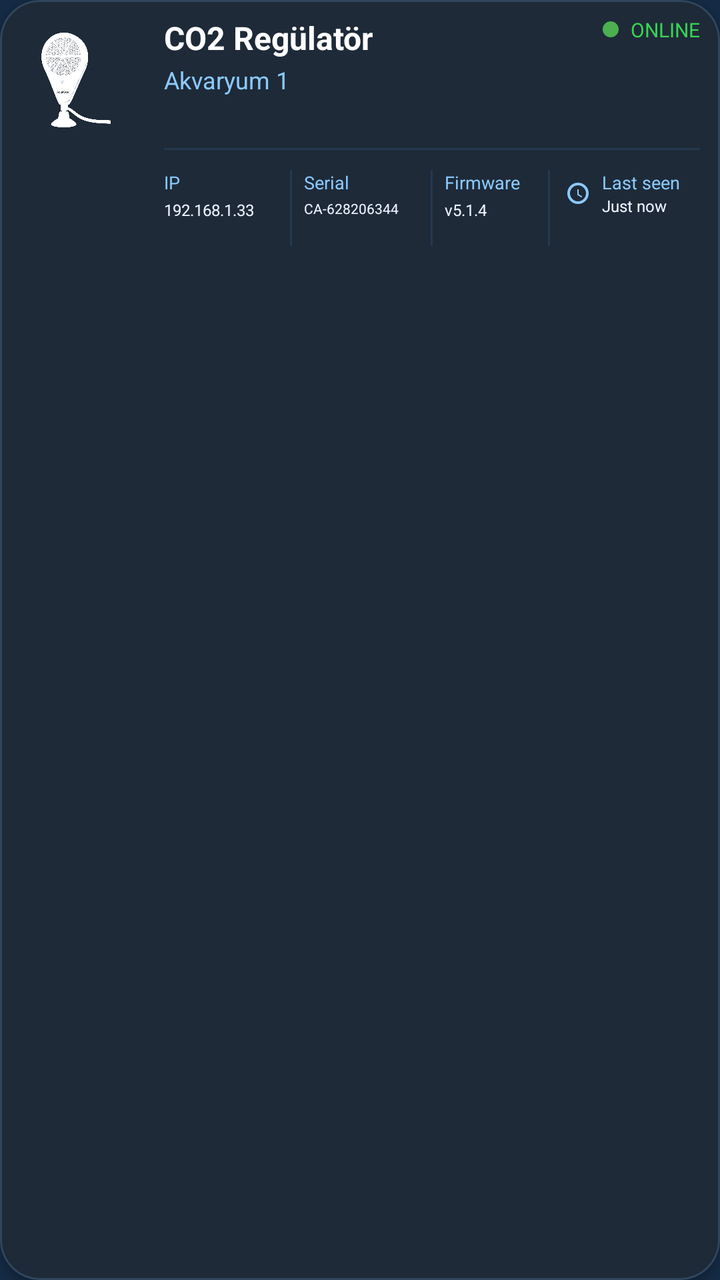
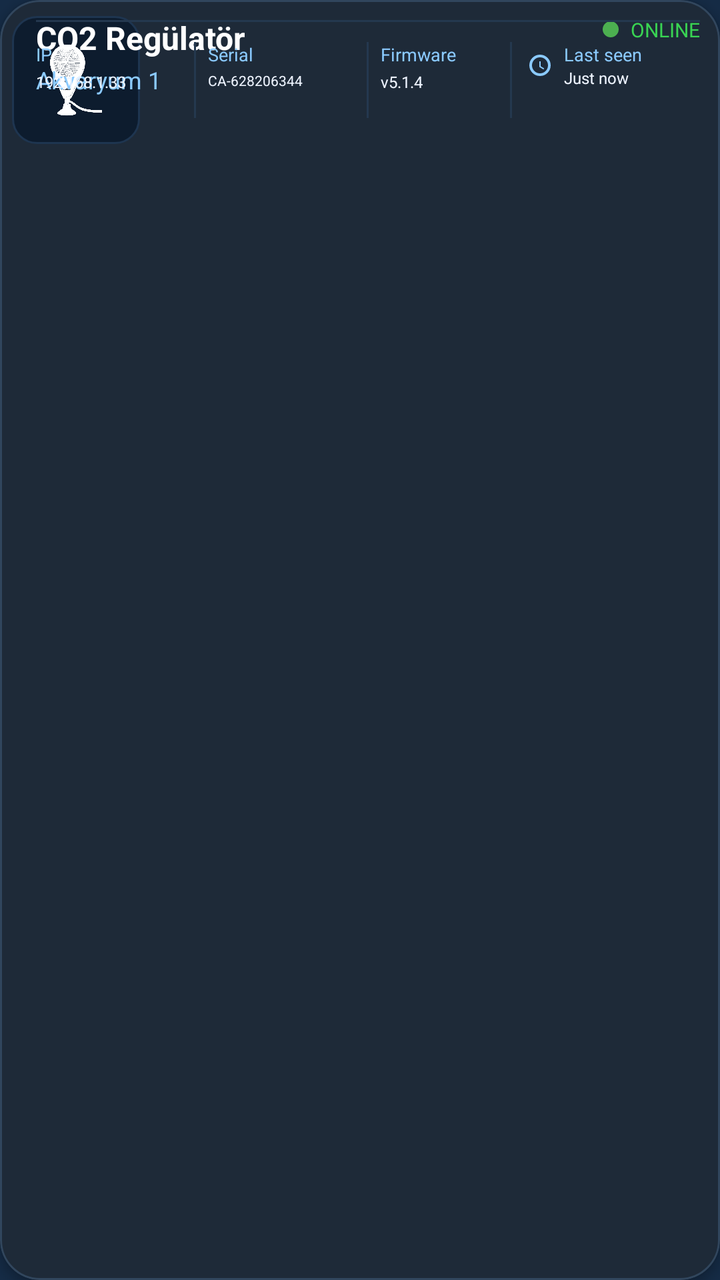

Screens rendered from an Android XML layout before and after an edit, with the pre-edit source and the edit as a unified diff.
<!-- AndroidManifest.xml: application theme AppTheme -->
<!-- res/layout/item_device_status.xml -->
<?xml version="1.0" encoding="utf-8"?>
<com.google.android.material.card.MaterialCardView
    xmlns:android="http://schemas.android.com/apk/res/android"
    xmlns:app="http://schemas.android.com/apk/res-auto"
    android:id="@+id/cardDevice"
    android:layout_width="match_parent"
    android:layout_height="wrap_content"
    android:layout_marginHorizontal="3dp"
    android:layout_marginVertical="8dp"
    android:backgroundTint="#1E2A38"
    app:cardCornerRadius="20dp"
    app:cardElevation="3dp"
    app:strokeWidth="1dp"
    app:strokeColor="#31465D"
    android:clickable="true"
    android:focusable="true"
    android:foreground="?attr/selectableItemBackground">

    <RelativeLayout
        android:layout_width="match_parent"
        android:layout_height="wrap_content"
        android:paddingStart="6dp"
        android:paddingTop="8dp"
        android:paddingEnd="10dp"
        android:paddingBottom="8dp">

        
        <ImageView
            android:id="@+id/ivDeviceIcon"
            android:layout_width="64dp"
            android:layout_height="64dp"
            android:src="@drawable/ic_device_aqua_ster"
            app:tint="@android:color/white"
            android:layout_alignParentStart="true"
            android:layout_alignParentTop="true" />

        
        <LinearLayout
            android:id="@+id/llDeviceInfo"
            android:layout_width="wrap_content"
            android:layout_height="wrap_content"
            android:orientation="vertical"
            android:layout_toEndOf="@id/ivDeviceIcon"
            android:layout_marginStart="12dp"
            android:layout_alignTop="@id/ivDeviceIcon">

            <TextView
                android:id="@+id/tvDeviceName"
                android:layout_width="wrap_content"
                android:layout_height="wrap_content"
                android:text="CO2 Regülatör"
                android:textColor="@android:color/white"
                android:textStyle="bold"
                android:textSize="16sp" />

            <TextView
                android:id="@+id/tvTankName"
                android:layout_width="wrap_content"
                android:layout_height="wrap_content"
                android:layout_marginTop="2dp"
                android:text="Akvaryum 1"
                android:textColor="#8BCAFF"
                android:textSize="12sp" />
        </LinearLayout>

        
        <LinearLayout
            android:id="@+id/llStatusContainer"
            android:layout_width="wrap_content"
            android:layout_height="wrap_content"
            android:orientation="horizontal"
            android:gravity="center_vertical"
            android:layout_alignParentEnd="true"
            android:layout_alignTop="@id/llDeviceInfo">

            <View
                android:id="@+id/viewStatusDot"
                android:layout_width="8dp"
                android:layout_height="8dp"
                android:background="@drawable/bg_online_dot" />

            <TextView
                android:id="@+id/tvStatus"
                android:layout_width="wrap_content"
                android:layout_height="wrap_content"
                android:layout_marginStart="6dp"
                android:text="ONLINE"
                android:textColor="#39D353"
                android:textSize="10sp"/>
        </LinearLayout>

        
        <View
            android:id="@+id/viewMetaTopDivider"
            android:layout_width="match_parent"
            android:layout_height="1dp"
            android:layout_below="@id/ivDeviceIcon"
            android:layout_marginTop="2dp"
            android:layout_toEndOf="@id/ivDeviceIcon"
            android:layout_marginStart="12dp"
            android:background="#24384F" />

<LinearLayout
    android:id="@+id/llDeviceMeta"
    android:layout_width="match_parent"
    android:layout_height="wrap_content"
    android:layout_below="@id/viewMetaTopDivider"
    android:layout_toEndOf="@id/ivDeviceIcon"
    android:layout_marginStart="12dp"
    android:layout_marginTop="10dp"
    android:orientation="horizontal"
    android:weightSum="4">

    
    <LinearLayout
        android:layout_width="0dp"
        android:layout_height="wrap_content"
        android:layout_weight="1"
        android:orientation="vertical">

        <TextView
            android:id="@+id/tvIpTitle"
            android:layout_width="wrap_content"
            android:layout_height="wrap_content"
            android:text="IP"
            android:textColor="#8BCAFF"
            android:textSize="9sp" />

        <TextView
            android:id="@+id/tvIp"
            android:layout_width="wrap_content"
            android:layout_height="wrap_content"
            android:layout_marginTop="2dp"
            android:text="192.168.1.33"
            android:textColor="#EEF4FF"
            android:textSize="8sp"
            android:singleLine="true"
            android:ellipsize="end"/>
    </LinearLayout>

    
    <View
        android:layout_width="1dp"
        android:layout_height="38dp"
        android:layout_marginHorizontal="6dp"
        android:background="#24384F" />

    
    <LinearLayout
        android:layout_width="0dp"
        android:layout_height="wrap_content"
        android:layout_weight="1"
        android:orientation="vertical">

        <TextView
            android:id="@+id/tvSerialTitle"
            android:layout_width="wrap_content"
            android:layout_height="wrap_content"
            android:text="Serial"
            android:textColor="#8BCAFF"
            android:textSize="9sp" />

        <TextView
            android:id="@+id/tvSerial"
            android:layout_width="wrap_content"
            android:layout_height="wrap_content"
            android:layout_marginTop="2dp"
            android:text="CA-628206344"
            android:textColor="#EEF4FF"
            android:textSize="7sp"
            android:singleLine="true"
            android:ellipsize="end"/>
    </LinearLayout>

    
    <View
        android:layout_width="1dp"
        android:layout_height="38dp"
        android:layout_marginHorizontal="6dp"
        android:background="#24384F" />

    
    <LinearLayout
        android:layout_width="0dp"
        android:layout_height="wrap_content"
        android:layout_weight="0.8"
        android:orientation="vertical">

        <TextView
            android:id="@+id/tvFirmwareTitle"
            android:layout_width="wrap_content"
            android:layout_height="wrap_content"
            android:text="Firmware"
            android:textColor="#8BCAFF"
            android:textSize="9sp" />

        <TextView
            android:id="@+id/tvFirmware"
            android:layout_width="wrap_content"
            android:layout_height="wrap_content"
            android:layout_marginTop="2dp"
            android:text="v5.1.4"
            android:textColor="#EEF4FF"
            android:textSize="8sp"
            android:singleLine="true"
            android:ellipsize="end"/>
    </LinearLayout>

    
    <View
        android:layout_width="1dp"
        android:layout_height="38dp"
        android:layout_marginHorizontal="6dp"
        android:background="#24384F" />

    
    <LinearLayout
        android:layout_width="0dp"
        android:layout_height="wrap_content"
        android:layout_weight="1.2"
        android:orientation="horizontal"
        android:gravity="center_vertical">

        
        <ImageView
            android:id="@+id/ivLastSeen"
            android:layout_width="16dp"
            android:layout_height="16dp"
            android:src="@drawable/ic_last_seen"
            android:layout_marginEnd="4dp"
            android:contentDescription="Last seen icon"/>

        
        <LinearLayout
            android:layout_width="wrap_content"
            android:layout_height="wrap_content"
            android:orientation="vertical">

            <TextView
                android:id="@+id/tvLastSeenTitle"
                android:layout_width="wrap_content"
                android:layout_height="wrap_content"
                android:text="Last seen"
                android:textColor="#8BCAFF"
                android:textSize="9sp"
                android:singleLine="true"
                android:ellipsize="end"/>

            <TextView
                android:id="@+id/tvLastSeen"
                android:layout_width="wrap_content"
                android:layout_height="wrap_content"
                android:text="Just now"
                android:textColor="#EEF4FF"
                android:textSize="8sp"
                android:textStyle="normal"
                android:singleLine="true"
                android:ellipsize="end"/>
        </LinearLayout>
    </LinearLayout>

</LinearLayout>

    </RelativeLayout>
</com.google.android.material.card.MaterialCardView>
<!-- resources referenced by this layout -->
<resources>
  <!-- drawable bg_online_dot (drawable) -->
  <?xml version="1.0" encoding="utf-8"?>
  <shape xmlns:android="http://schemas.android.com/apk/res/android"
      android:shape="oval">
  
      <size
          android:width="8dp"
          android:height="8dp" />
  
      <solid android:color="#4CAF50"/>
  
  </shape>
  <!-- drawable ic_device_aqua_ster: png bitmap (drawable, 389859 bytes) -->
  <!-- drawable ic_last_seen (drawable) -->
  <vector xmlns:android="http://schemas.android.com/apk/res/android"
      android:width="16dp"
      android:height="16dp"
      android:viewportWidth="24"
      android:viewportHeight="24">
      <path
          android:fillColor="#8BCAFF"
          android:pathData="M12,20a8,8 0 1,0 -8,-8 8,8 0 0,0 8,8zm0,-14a6,6 0 1,1 -6,6 6,6 0 0,1 6,-6zm.5,3h-1v4.25l3.15,1.88.5,-.86 -2.65,-1.57V9z"/>
  </vector>
  <style name="AppTheme" parent="Theme.Material3.DayNight.NoActionBar">
  
          
          <item name="colorPrimary">@color/md_theme_light_primary</item>
          <item name="colorOnPrimary">@color/md_theme_light_onPrimary</item>
          <item name="colorSecondary">@color/md_theme_light_secondary</item>
          <item name="colorOnSecondary">@color/md_theme_light_onSecondary</item>
  
          
          <item name="android:colorBackground">@color/md_theme_light_background</item>
          <item name="colorSurface">@color/md_theme_light_surface</item>
          <item name="colorOnSurface">@color/md_theme_light_onSurface</item>
  
          
          <item name="colorSurfaceVariant">@color/md_theme_light_surfaceVariant</item>
          <item name="colorOnSurfaceVariant">@color/md_theme_light_onSurfaceVariant</item>
          <item name="colorOutline">@color/md_theme_light_outline</item>
          <item name="colorOutlineVariant">@color/md_theme_light_outlineVariant</item>
          <item name="colorError">@color/md_theme_light_error</item>
          <item name="colorOnError">@color/md_theme_light_onError</item>
  
          
          <item name="android:statusBarColor">@android:color/transparent</item>
          <item name="android:navigationBarColor">@android:color/black</item>
  
          
          <item name="android:windowLightStatusBar">true</item>
          <item name="android:windowLightNavigationBar">true</item>
  
          
          <item name="windowActionBar">false</item>
          <item name="android:windowNoTitle">true</item>
      </style>
  <color name="md_theme_light_primary">#2196F3</color>
  <color name="md_theme_light_onPrimary">#FFFFFF</color>
  <color name="md_theme_light_secondary">#4A6363</color>
  <color name="md_theme_light_onSecondary">#FFFFFF</color>
  <color name="md_theme_light_background">#152B45</color>
  <color name="md_theme_light_surface">#152B45</color>
  <color name="md_theme_light_onSurface">#E0E6ED</color>
  <color name="md_theme_light_surfaceVariant">#233042</color>
  <color name="md_theme_light_onSurfaceVariant">#5C6B75</color>
  <color name="md_theme_light_outline">#455A64</color>
  <color name="md_theme_light_outlineVariant">#37474F</color>
  <color name="md_theme_light_error">#D32F2F</color>
  <color name="md_theme_light_onError">#FFFFFF</color>
</resources>

<!-- the commit's change to res/layout/item_device_status.xml (unified diff, before → after) -->
@@ -25,14 +25,25 @@
         android:paddingBottom="8dp">
 
         
-        <ImageView
-            android:id="@+id/ivDeviceIcon"
-            android:layout_width="64dp"
-            android:layout_height="64dp"
-            android:src="@drawable/ic_device_aqua_ster"
-            app:tint="@android:color/white"
-            android:layout_alignParentStart="true"
-            android:layout_alignParentTop="true" />
+<FrameLayout
+    android:id="@+id/flDeviceIconContainer"
+    android:layout_width="64dp"
+    android:layout_height="64dp"
+    android:layout_alignParentStart="true"
+    android:layout_alignParentTop="true"
+    android:layout_marginEnd="0dp"
+    android:background="@drawable/bg_device_icon_container"
+    android:padding="8dp">
+
+    <ImageView
+        android:id="@+id/ivDeviceIcon"
+        android:layout_width="match_parent"
+        android:layout_height="match_parent"
+        android:src="@drawable/ic_device_aqua_ster"
+        app:tint="@android:color/white"
+        android:contentDescription="Device Icon"
+        android:scaleType="centerInside"/>
+</FrameLayout>
 
         
         <LinearLayout
<!-- resource entries referenced after the edit -->
@@ -1,5 +1,15 @@
 <!-- resources referenced by this layout -->
 <resources>
+  <!-- drawable bg_device_icon_container (drawable) -->
+  <shape xmlns:android="http://schemas.android.com/apk/res/android"
+      android:shape="rectangle">
+  
+      <solid android:color="#0D1C2E" /> 
+      <stroke
+          android:width="1dp"
+          android:color="#1E3550" /> 
+      <corners android:radius="12dp"/>
+  </shape>
   <!-- drawable bg_online_dot (drawable) -->
   <?xml version="1.0" encoding="utf-8"?>
   <shape xmlns:android="http://schemas.android.com/apk/res/android"
